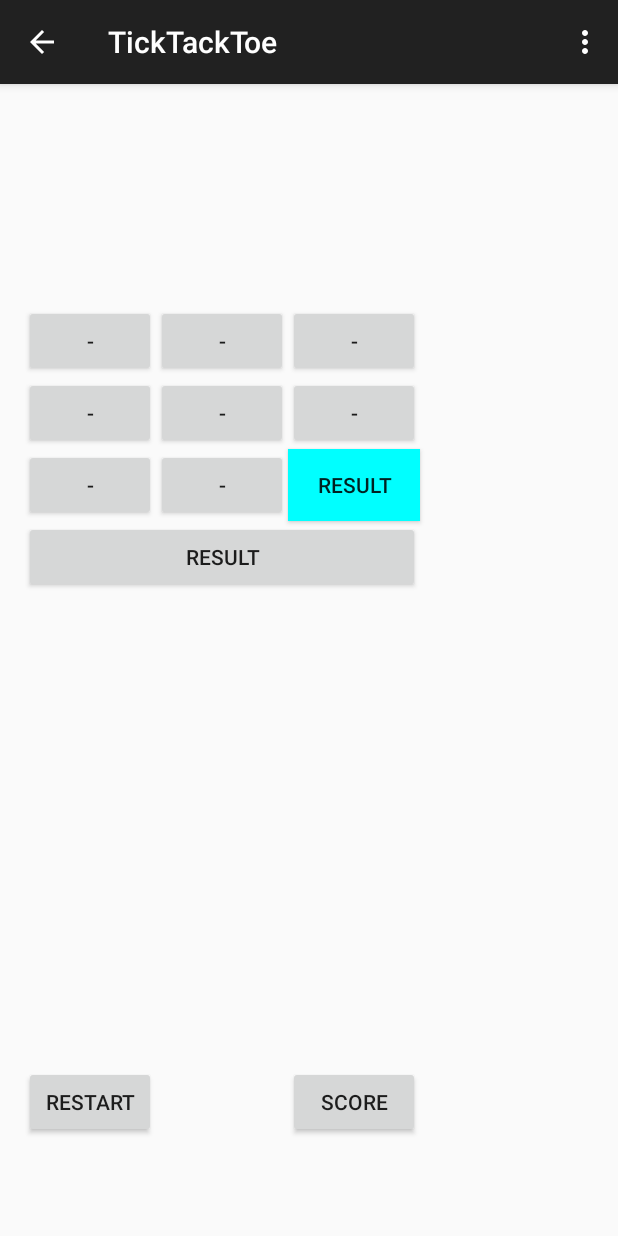
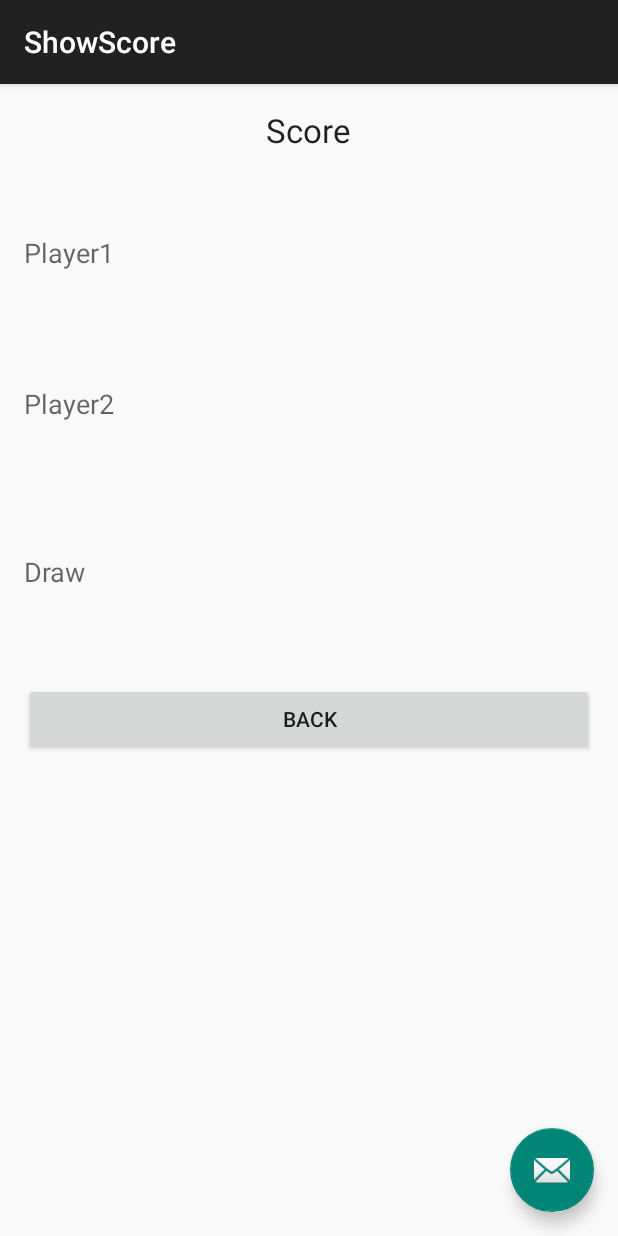
Before and after one commit to topson/repos_nr3, an Android app: the TickTackToe screen opened directly, with no data from a screen before it, after a tap on "SCORE", on a phone screen of 412 x 824 dp. Run offline under Robolectric (Android 15) with nearby library versions, the phone set to English and light mode, and no system bars; 6 statements that could not run were skipped; 2 other taps on this screen came first.

Commit message:
added a scoreboard

```diff
--- a/app/build.gradle
+++ b/app/build.gradle
@@ -23,4 +23,5 @@ android {
 dependencies {
     compile fileTree(dir: 'libs', include: ['*.jar'])
     compile 'com.android.support:appcompat-v7:23.0.1'
+    compile 'com.android.support:design:23.0.1'
 }
--- a/app/src/main/AndroidManifest.xml
+++ b/app/src/main/AndroidManifest.xml
@@ -32,6 +32,11 @@
                 android:name="android.support.PARENT_ACTIVITY"
                 android:value="com.example.tschumacher.myfirstapp.MyActivity" />
         </activity>
+        <activity
+            android:name=".ShowScore"
+            android:label="@string/title_activity_show_score"
+            android:theme="@style/AppTheme.NoActionBar" >
+        </activity>
     </application>
 
 </manifest>
--- a/app/src/main/java/com/example/tschumacher/myfirstapp/ButtonText.java
+++ b/app/src/main/java/com/example/tschumacher/myfirstapp/ButtonText.java
@@ -22,6 +22,9 @@ class ButtonText extends TickTackToe {
             } else {
                 winner = checkMove.checking(board, player);
             }
+        } else {
+            CheckMove checkMove = new CheckMove();
+            winner = checkMove.checking(board, player);
         }
     }
 }
--- /dev/null
+++ b/app/src/main/java/com/example/tschumacher/myfirstapp/ShowScore.java
@@ -0,0 +1,55 @@
+package com.example.tschumacher.myfirstapp;
+
+import android.content.Intent;
+import android.os.Bundle;
+import android.support.design.widget.FloatingActionButton;
+import android.support.design.widget.Snackbar;
+import android.support.v7.app.AppCompatActivity;
+import android.support.v7.widget.Toolbar;
+import android.view.View;
+import android.widget.TextView;
+
+public class ShowScore extends AppCompatActivity {
+
+    @Override
+    protected void onCreate(Bundle savedInstanceState) {
+        super.onCreate(savedInstanceState);
+        setContentView(R.layout.activity_show_score);
+        Toolbar toolbar = (Toolbar) findViewById(R.id.toolbar);
+        setSupportActionBar(toolbar);
+
+        FloatingActionButton fab = (FloatingActionButton) findViewById(R.id.fab);
+        fab.setOnClickListener(new View.OnClickListener() {
+            @Override
+            public void onClick(View view) {
+                Snackbar.make(view, "Replace with your own action", Snackbar.LENGTH_LONG)
+                        .setAction("Action", null).show();
+            }
+        });
+    }
+    protected void onStart(){
+        super.onStart();
+        TickTackToe ttt = new TickTackToe();
+        for ( int i = R.id.player1; i <= R.id.draw; i++){
+            switch ( i ){
+                case R.id.player1:
+                    TextView player1 = (TextView) findViewById(R.id.player1);
+                    player1.setText("Player1:     "+ttt.score[0]);
+                    break;
+                case R.id.player2:
+                    TextView player2 = (TextView) findViewById(R.id.player2);
+                    player2.setText("Player2:     "+ttt.score[1]);
+                    break;
+                case R.id.draw:
+                    TextView draw = (TextView) findViewById(R.id.draw);
+                    draw.setText("Draw:        "+ttt.score[2]);
+                    break;
+            }
+        }
+    }
+    public void goBack( View view ){
+        Intent intent = new Intent(this, TickTackToe.class);
+        startActivity(intent);
+    }
+
+}
--- a/app/src/main/java/com/example/tschumacher/myfirstapp/TickTackToe.java
+++ b/app/src/main/java/com/example/tschumacher/myfirstapp/TickTackToe.java
@@ -1,5 +1,6 @@
 package com.example.tschumacher.myfirstapp;
 
+import android.content.Intent;
 import android.graphics.Color;
 import android.graphics.drawable.Drawable;
 import android.support.v7.app.AppCompatActivity;
@@ -10,12 +11,13 @@ import android.view.View;
 import android.widget.Button;
 
 public class TickTackToe extends AppCompatActivity {
+    static int [] score = {0, 0, 0};
     static int gameCount = 0;
     static int counter;
     static int winner;
     static String[][] board = new String[3][3];
-    static Button[] buttons = new Button[10];
-    int[] index = new int[10];
+    static Button[] buttons = new Button[12];
+    int[] index = new int[12];
     static String[] myArr = {"X", "O"};
 
     @Override
@@ -35,13 +37,13 @@ public class TickTackToe extends AppCompatActivity {
         winner = 0;
         counter = 0;
         int j = 0;
-        for (int i = R.id.button1; i <= R.id.button_result; i++) {
+        for (int i = R.id.button1; i <= R.id.score_button; i++) {
             index[j] = i;
             j++;
         }
-        for (int i = 0; i < 10; i++) {
+        for (int i = 0; i < 12; i++) {
             Drawable background = findViewById(R.id.restart).getBackground();
-            if (9 == i) {
+            /*if (9 == i) {
                 buttons[i] = (Button) findViewById(index[i]);
                 buttons[i].setText(R.string.result);
             } else {
@@ -50,6 +52,24 @@ public class TickTackToe extends AppCompatActivity {
                 buttons[i].setClickable(true);
                 buttons[i].setBackgroundColor(Color.LTGRAY);
                 buttons[i].setBackground(background);
+            }*/
+            switch (i) {
+                case 11:
+                    buttons[i] = (Button) findViewById(index[i]);
+                    buttons[i].setText(R.string.scoreBtn);
+                    break;
+                case 10:
+                    break;
+                case 9:
+                    buttons[i] = (Button) findViewById(index[i]);
+                    buttons[i].setText(R.string.result);
+                    break;
+                default:
+                    buttons[i] = (Button) findViewById(index[i]);
+                    buttons[i].setText("-");
+                    buttons[i].setClickable(true);
+                    buttons[i].setBackgroundColor(Color.LTGRAY);
+                    buttons[i].setBackground(background);
             }
         }
 
@@ -104,17 +124,27 @@ public class TickTackToe extends AppCompatActivity {
             }
             if (1 == winner) {
                 result.setText(R.string.winner1);
+                score[0]++;
             } else if (2 == winner) {
                 result.setText(R.string.winner2);
+                score[1]++;
             } else {
                 result.setText(R.string.winner3);
+                score[2]++;
             }
 
         }
     }
 
-    public void restart ( View view) {
+    public void restart ( View view ) {
         onStart();
     }
 
+    public void showScore (View view) {
+        //Button button = (Button) findViewById(R.id.score_button);
+        //button.setText("player1 score: " +score[0]);
+        Intent intent = new Intent(this, ShowScore.class);
+        startActivity(intent);
+    }
+
 }
--- /dev/null
+++ b/app/src/main/res/layout/activity_show_score.xml
@@ -0,0 +1,25 @@
+<?xml version="1.0" encoding="utf-8"?>
+<android.support.design.widget.CoordinatorLayout
+    xmlns:android="http://schemas.android.com/apk/res/android"
+    xmlns:app="http://schemas.android.com/apk/res-auto"
+    xmlns:tools="http://schemas.android.com/tools" android:layout_width="match_parent"
+    android:layout_height="match_parent" android:fitsSystemWindows="true"
+    tools:context="com.example.tschumacher.myfirstapp.ShowScore">
+
+    <android.support.design.widget.AppBarLayout android:layout_height="wrap_content"
+        android:layout_width="match_parent" android:theme="@style/AppTheme.AppBarOverlay">
+
+        <android.support.v7.widget.Toolbar android:id="@+id/toolbar"
+            android:layout_width="match_parent" android:layout_height="?attr/actionBarSize"
+            android:background="?attr/colorPrimary" app:popupTheme="@style/AppTheme.PopupOverlay" />
+
+    </android.support.design.widget.AppBarLayout>
+
+    <include layout="@layout/content_show_score" />
+
+    <android.support.design.widget.FloatingActionButton android:id="@+id/fab"
+        android:layout_width="wrap_content" android:layout_height="wrap_content"
+        android:layout_gravity="bottom|end" android:layout_margin="@dimen/fab_margin"
+        android:src="@android:drawable/ic_dialog_email" />
+
+</android.support.design.widget.CoordinatorLayout>
--- /dev/null
+++ b/app/src/main/res/layout/content_show_score.xml
@@ -0,0 +1,67 @@
+<?xml version="1.0" encoding="utf-8"?>
+<RelativeLayout
+    xmlns:android="http://schemas.android.com/apk/res/android"
+    xmlns:tools="http://schemas.android.com/tools"
+    xmlns:app="http://schemas.android.com/apk/res-auto"
+    android:layout_width="match_parent"
+    android:layout_height="match_parent"
+    android:paddingLeft="@dimen/activity_horizontal_margin"
+    android:paddingRight="@dimen/activity_horizontal_margin"
+    android:paddingTop="@dimen/activity_vertical_margin"
+    android:paddingBottom="@dimen/activity_vertical_margin"
+    app:layout_behavior="@string/appbar_scrolling_view_behavior"
+    tools:showIn="@layout/activity_show_score"
+    tools:context="com.example.tschumacher.myfirstapp.ShowScore">
+
+    <TextView
+        android:layout_width="fill_parent"
+        android:layout_height="wrap_content"
+        android:textAppearance="?android:attr/textAppearanceMedium"
+        android:text="Player1"
+        android:id="@+id/player1"
+        android:layout_alignParentTop="true"
+        android:layout_alignParentLeft="true"
+        android:layout_alignParentStart="true"
+        android:layout_marginTop="84dp" />
+
+    <TextView
+        android:layout_width="fill_parent"
+        android:layout_height="wrap_content"
+        android:textAppearance="?android:attr/textAppearanceMedium"
+        android:text="Player2"
+        android:id="@+id/player2"
+        android:layout_marginTop="76dp"
+        android:layout_below="@+id/player1"
+        android:layout_alignParentLeft="true"
+        android:layout_alignParentStart="true" />
+
+    <TextView
+        android:layout_width="fill_parent"
+        android:layout_height="wrap_content"
+        android:textAppearance="?android:attr/textAppearanceMedium"
+        android:text="Draw"
+        android:id="@+id/draw"
+        android:layout_below="@+id/player2"
+        android:layout_centerHorizontal="true"
+        android:layout_marginTop="87dp" />
+
+    <TextView
+        android:layout_width="wrap_content"
+        android:layout_height="wrap_content"
+        android:textAppearance="?android:attr/textAppearanceLarge"
+        android:text="Score"
+        android:id="@+id/score_text"
+        android:layout_alignParentTop="true"
+        android:layout_centerHorizontal="true" />
+
+    <Button
+        android:layout_width="fill_parent"
+        android:layout_height="wrap_content"
+        android:text="Back"
+        android:id="@+id/back_button"
+        android:onClick="goBack"
+        android:layout_below="@+id/draw"
+        android:layout_alignParentLeft="true"
+        android:layout_alignParentStart="true"
+        android:layout_marginTop="62dp" />
+</RelativeLayout>
--- /dev/null
+++ b/app/src/main/res/values-v21/styles.xml
@@ -0,0 +1,8 @@
+<resources>>
+    <style name="AppTheme.NoActionBar">
+        <item name="windowActionBar">false</item>
+        <item name="windowNoTitle">true</item>
+        <item name="android:windowDrawsSystemBarBackgrounds">true</item>
+        <item name="android:statusBarColor">@android:color/transparent</item>
+    </style>
+</resources>
--- a/app/src/main/res/values/dimens.xml
+++ b/app/src/main/res/values/dimens.xml
@@ -2,4 +2,5 @@
     <!-- Default screen margins, per the Android Design guidelines. -->
     <dimen name="activity_horizontal_margin">16dp</dimen>
     <dimen name="activity_vertical_margin">16dp</dimen>
+    <dimen name="fab_margin">16dp</dimen>
 </resources>
--- a/app/src/main/res/values/strings.xml
+++ b/app/src/main/res/values/strings.xml
@@ -12,4 +12,6 @@
     <string name="winner2">Game Over! Player2 wins!</string>
     <string name="winner3">Game Over! Nobody wins, Press RESTART to go again</string>
     <string name="result">Result</string>
+    <string name="scoreBtn">Score</string>
+    <string name="title_activity_show_score">ShowScore</string>
 </resources>
--- a/app/src/main/res/values/styles.xml
+++ b/app/src/main/res/values/styles.xml
@@ -4,5 +4,11 @@
     <style name="AppTheme" parent="Theme.AppCompat.Light.DarkActionBar">
         <!-- Customize your theme here. -->
     </style>
+    <style name="AppTheme.NoActionBar">
+        <item name="windowActionBar">false</item>
+        <item name="windowNoTitle">true</item>
+    </style>
+    <style name="AppTheme.AppBarOverlay" parent="ThemeOverlay.AppCompat.Dark.ActionBar" />
+    <style name="AppTheme.PopupOverlay" parent="ThemeOverlay.AppCompat.Light" />
 
 </resources>
```
Also changed, not shown: 1 other file.
